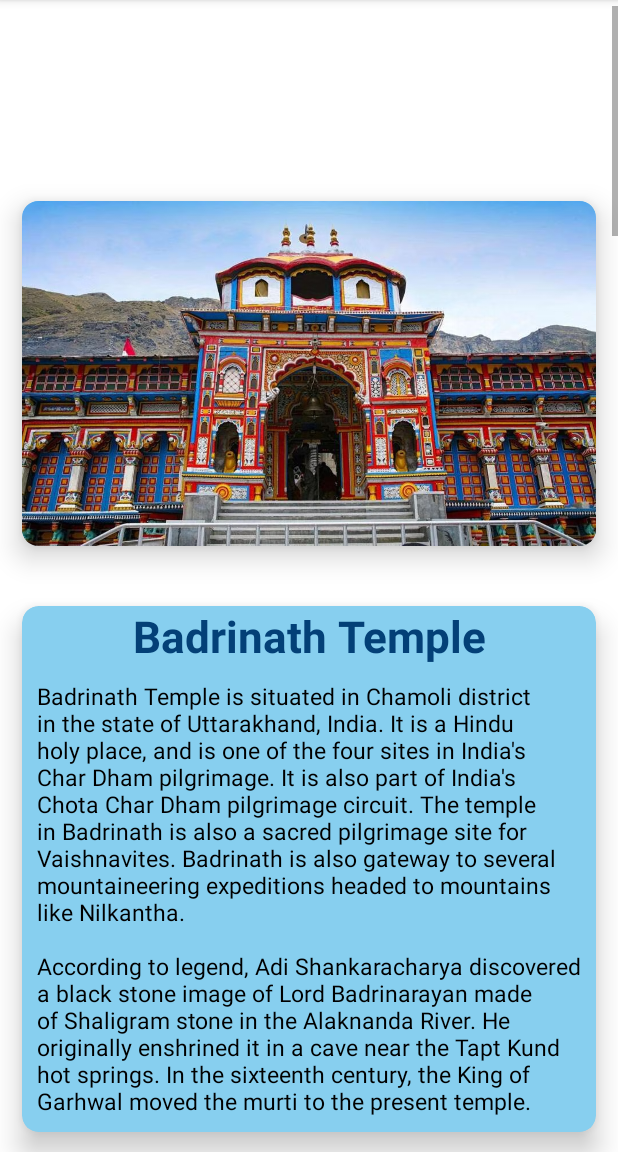
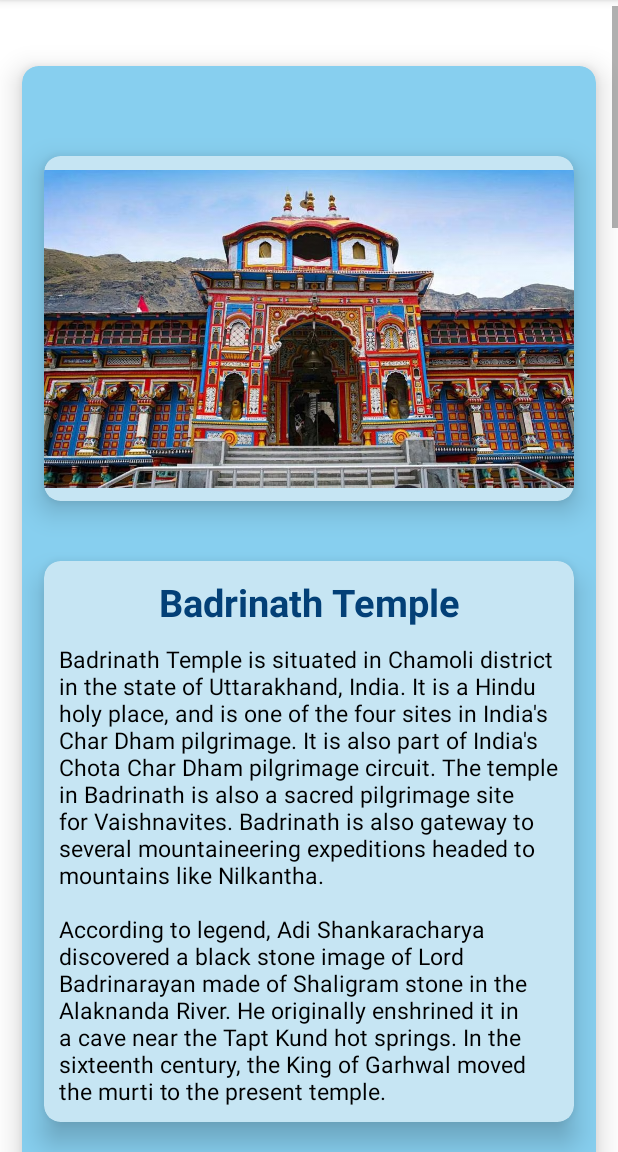
Before and after one commit to RajseePanwar/wayfar, an Android app: the fragment BadrinathFragment placed in its activity, on a phone screen of 412 x 824 dp, the part 84-1236 px from its top. Run offline under Robolectric (Android 15) with nearby library versions, the phone set to English and light mode, and no system bars.

Commit message:
commit at 11:06 on 12th Jan

```diff
--- a/app/src/main/res/layout/fragment_badrinath.xml
+++ b/app/src/main/res/layout/fragment_badrinath.xml
@@ -9,6 +9,7 @@
     android:layout_marginTop="60dp">
 
     <!-- TODO: Update blank fragment layout -->
+
     <LinearLayout
         android:layout_width="match_parent"
         android:layout_height="wrap_content"
@@ -23,8 +24,10 @@
             app:cardUseCompatPadding="true"
             android:layout_marginTop="20dp">
 
-
-      </androidx.cardview.widget.CardView>
+            <LinearLayout
+                android:layout_width="match_parent"
+                android:layout_height="wrap_content"
+                android:orientation="vertical">
 
                 <androidx.cardview.widget.CardView
                     android:layout_width="match_parent"
@@ -32,8 +35,8 @@
                     app:cardElevation="11dp"
                     app:cardCornerRadius="11dp"
                     app:cardUseCompatPadding="true"
-          app:cardBackgroundColor="@color/cardsColor"
-          android:layout_marginTop="50dp">
+                    app:cardBackgroundColor="@color/smallCardsColor"
+                    android:layout_marginTop="40dp">
 
                     <ImageView
                         android:layout_width="match_parent"
@@ -46,7 +49,7 @@
                     android:layout_height="wrap_content"
                     app:cardCornerRadius="11dp"
                     app:cardElevation="11dp"
-          app:cardBackgroundColor="@color/cardsColor"
+                    app:cardBackgroundColor="@color/smallCardsColor"
                     app:cardUseCompatPadding="true">
 
                     <LinearLayout
@@ -61,7 +64,8 @@
                             android:text="Badrinath Temple"
                             android:textAlignment="center"
                             android:textColor="@color/headings"
-                  android:textSize="29sp"
+                            android:textSize="25sp"
+                            android:layout_marginTop="10dp"
                             android:textStyle="bold" />
 
                         <TextView
@@ -85,7 +89,7 @@
                     android:layout_height="wrap_content"
                     app:cardCornerRadius="11dp"
                     app:cardElevation="11dp"
-          app:cardBackgroundColor="@color/cardsColor"
+                    app:cardBackgroundColor="@color/smallCardsColor"
                     app:cardUseCompatPadding="true">
 
                     <LinearLayout
@@ -97,7 +101,8 @@
                             android:layout_width="match_parent"
                             android:layout_height="wrap_content"
                             android:text="Historical Importance"
-                  android:textSize="29sp"
+                            android:textSize="25sp"
+                            android:layout_marginTop="10dp"
                             android:layout_gravity="center"
                             android:textAlignment="center"
                             android:textColor="@color/headings"
@@ -122,7 +127,7 @@
                     android:layout_height="wrap_content"
                     app:cardCornerRadius="11dp"
                     app:cardElevation="11dp"
-          app:cardBackgroundColor="@color/cardsColor"
+                    app:cardBackgroundColor="@color/smallCardsColor"
                     app:cardUseCompatPadding="true">
 
                     <LinearLayout
@@ -137,7 +142,8 @@
                             android:text="Photos"
                             android:textAlignment="center"
                             android:textColor="@color/headings"
-                  android:textSize="29sp"
+                            android:textSize="25sp"
+                            android:layout_marginTop="10dp"
                             android:textStyle="bold"/>
 
                         <HorizontalScrollView
@@ -206,7 +212,7 @@
                     android:layout_height="wrap_content"
                     app:cardCornerRadius="11dp"
                     app:cardElevation="11dp"
-          app:cardBackgroundColor="@color/cardsColor"
+                    app:cardBackgroundColor="@color/smallCardsColor"
                     app:cardUseCompatPadding="true">
 
                     <LinearLayout
@@ -218,7 +224,8 @@
                             android:layout_width="match_parent"
                             android:layout_height="wrap_content"
                             android:text="How To Reach"
-                  android:textSize="29sp"
+                            android:textSize="25sp"
+                            android:layout_marginTop="10dp"
                             android:layout_gravity="center"
                             android:textAlignment="center"
                             android:textColor="@color/headings"
@@ -290,7 +297,7 @@
                     android:layout_height="wrap_content"
                     app:cardCornerRadius="11dp"
                     app:cardElevation="11dp"
-          app:cardBackgroundColor="@color/cardsColor"
+                    app:cardBackgroundColor="@color/smallCardsColor"
                     app:cardUseCompatPadding="true">
 
                     <LinearLayout
@@ -302,7 +309,8 @@
                             android:layout_width="match_parent"
                             android:layout_height="wrap_content"
                             android:text="Nearby Places"
-                  android:textSize="29sp"
+                            android:textSize="25sp"
+                            android:layout_marginTop="10dp"
                             android:layout_gravity="center"
                             android:textAlignment="center"
                             android:textColor="@color/headings"
@@ -327,7 +335,7 @@
                     android:layout_height="wrap_content"
                     app:cardCornerRadius="11dp"
                     app:cardElevation="11dp"
-          app:cardBackgroundColor="@color/cardsColor"
+                    app:cardBackgroundColor="@color/smallCardsColor"
                     app:cardUseCompatPadding="true">
 
                     <LinearLayout
@@ -339,7 +347,8 @@
                             android:layout_width="match_parent"
                             android:layout_height="wrap_content"
                             android:text="Precautionary Measures"
-                  android:textSize="29sp"
+                            android:textSize="25sp"
+                            android:layout_marginTop="10dp"
                             android:layout_gravity="center"
                             android:textAlignment="center"
                             android:textColor="@color/headings"
@@ -360,7 +369,9 @@
 
                 </androidx.cardview.widget.CardView>
 
+            </LinearLayout>
 
+        </androidx.cardview.widget.CardView>
 
   </LinearLayout>
 
```
Lines whose indentation alone changed are shown as unchanged.
